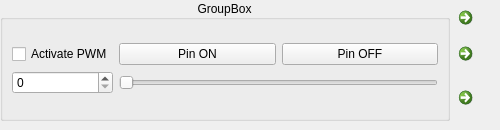
Old version of the form client/src/gui/live/dynamicoutput.ui in the repository aureljah/Simple-Rpi-Gui.
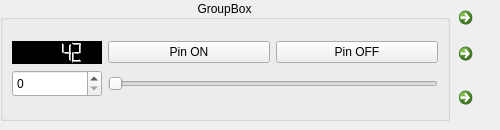
New version of the form.

Commit message: added colors to make output more visual

What changed in the file:
```diff
--- a/client/src/gui/live/dynamicoutput.ui
+++ b/client/src/gui/live/dynamicoutput.ui
@@ -50,12 +50,12 @@
     <item>
      <layout class="QGridLayout" name="gridLayout_2">
       <item row="1" column="0">
-       <widget class="QSpinBox" name="pwm_spinBox"/>
-      </item>
-      <item row="0" column="0">
-       <widget class="QCheckBox" name="pwm_checkBox">
-        <property name="text">
-         <string>Activate PWM</string>
+       <widget class="QSpinBox" name="pwm_spinBox">
+        <property name="minimumSize">
+         <size>
+          <width>90</width>
+          <height>27</height>
+         </size>
         </property>
        </widget>
       </item>
@@ -70,6 +70,11 @@
        <layout class="QHBoxLayout" name="horizontalLayout">
         <item>
          <widget class="QPushButton" name="onButton">
+          <property name="styleSheet">
+           <string notr="true">QPushButton:checked, QPushButton:pressed{
+	background-color: rgb(0, 85, 0);
+}</string>
+          </property>
           <property name="text">
            <string>Pin ON</string>
           </property>
@@ -83,6 +88,11 @@
         </item>
         <item>
          <widget class="QPushButton" name="offButton">
+          <property name="styleSheet">
+           <string notr="true">QPushButton:checked, QPushButton:pressed{
+	background-color: rgb(170, 0, 0);
+}</string>
+          </property>
           <property name="text">
            <string>Pin OFF</string>
           </property>
@@ -96,6 +106,22 @@
         </item>
        </layout>
       </item>
+      <item row="0" column="0">
+       <widget class="QLCDNumber" name="lcdNumber">
+        <property name="maximumSize">
+         <size>
+          <width>16777215</width>
+          <height>28</height>
+         </size>
+        </property>
+        <property name="styleSheet">
+         <string notr="true">background-color: rgb(0, 0, 0);</string>
+        </property>
+        <property name="intValue" stdset="0">
+         <number>42</number>
+        </property>
+       </widget>
+      </item>
      </layout>
     </item>
    </layout>
```
The commit also changes 3 other files.
